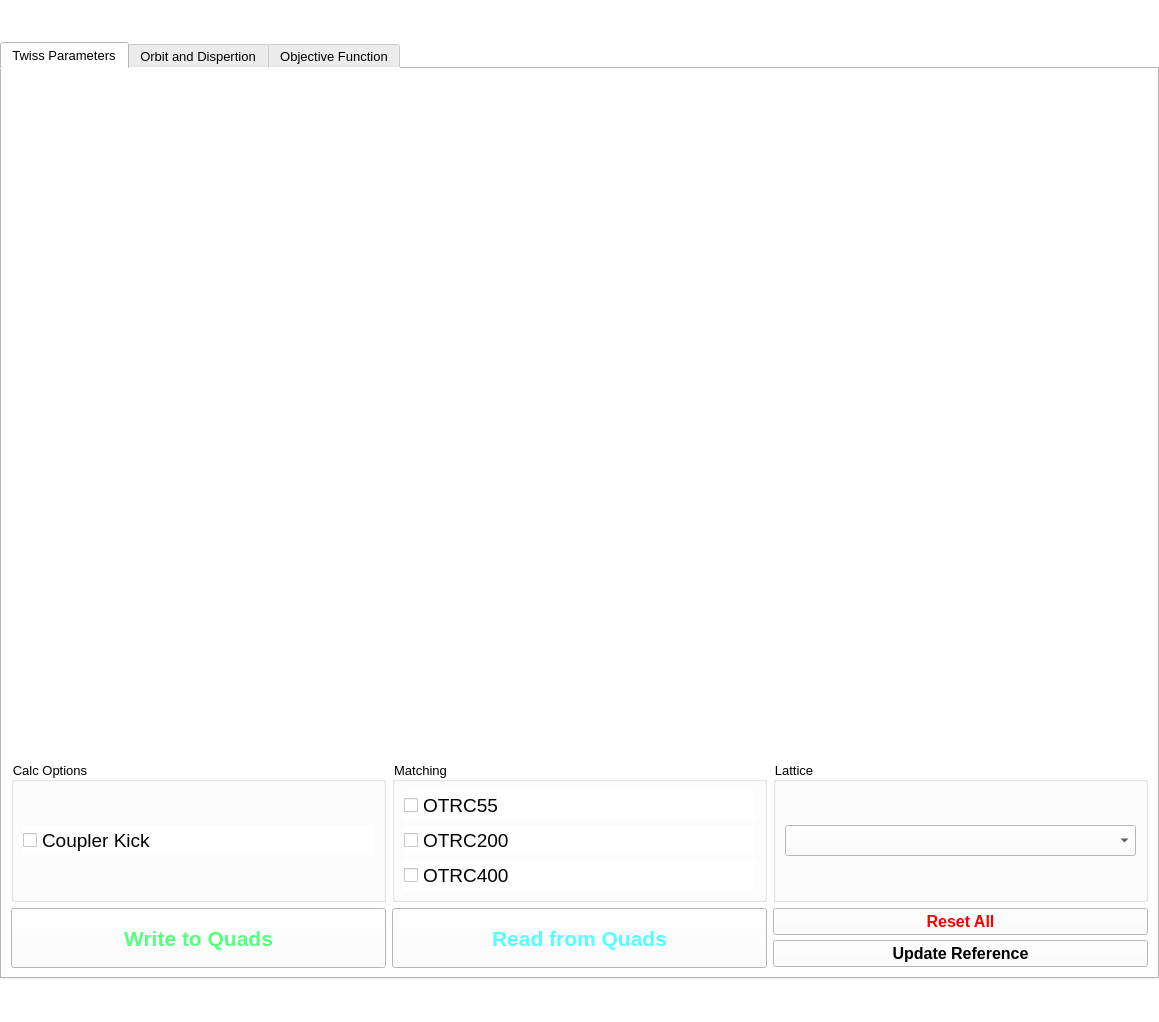
Qt form UImanul.ui (sergey-tomin/manul) before a commit.
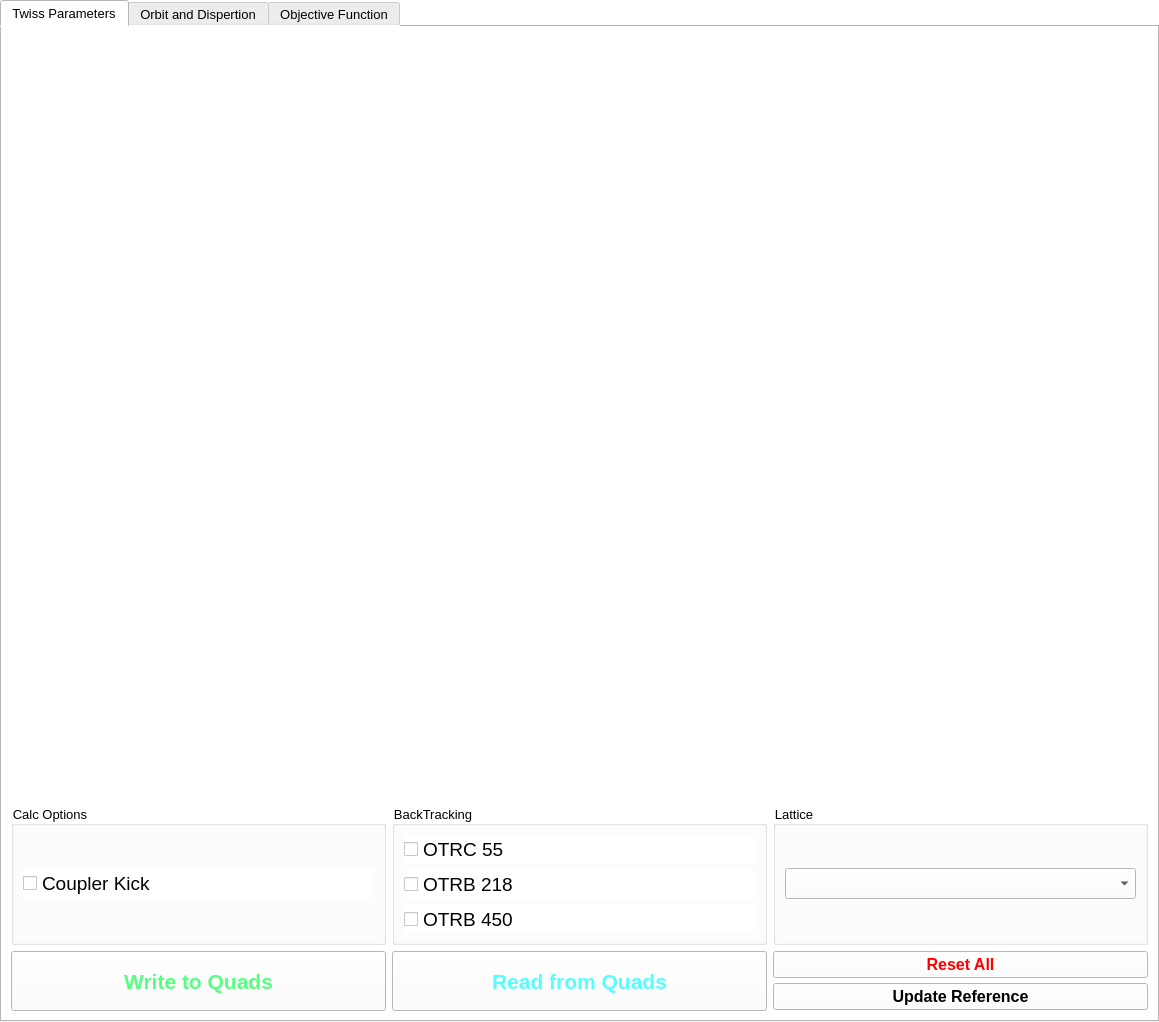
The same form after that commit.

```diff
--- a/UImanul.ui
+++ b/UImanul.ui
@@ -44,7 +44,7 @@
       <bool>true</bool>
      </property>
      <property name="sizePolicy">
-      <sizepolicy hsizetype="Expanding" vsizetype="Fixed">
+      <sizepolicy hsizetype="Expanding" vsizetype="Expanding">
        <horstretch>0</horstretch>
        <verstretch>0</verstretch>
       </sizepolicy>
@@ -303,13 +303,19 @@
          </item>
          <item>
           <widget class="QGroupBox" name="groupBox_10">
+           <property name="maximumSize">
+            <size>
+             <width>16777215</width>
+             <height>140</height>
+            </size>
+           </property>
            <property name="font">
             <font>
              <pointsize>10</pointsize>
             </font>
            </property>
            <property name="title">
-            <string>Matching</string>
+            <string>BackTracking</string>
            </property>
            <layout class="QVBoxLayout" name="verticalLayout_2">
             <item>
@@ -322,7 +328,7 @@
                  </font>
                 </property>
                 <property name="text">
-                 <string>OTRC55</string>
+                 <string>OTRC 55</string>
                 </property>
                </widget>
               </item>
@@ -334,7 +340,7 @@
                  </font>
                 </property>
                 <property name="text">
-                 <string>OTRC200</string>
+                 <string>OTRB 218</string>
                 </property>
                </widget>
               </item>
@@ -346,7 +352,7 @@
                  </font>
                 </property>
                 <property name="text">
-                 <string>OTRC400</string>
+                 <string>OTRB 450</string>
                 </property>
                </widget>
               </item>
```
Left out of the diff: 8 changed lines with no effect on the pictures.
